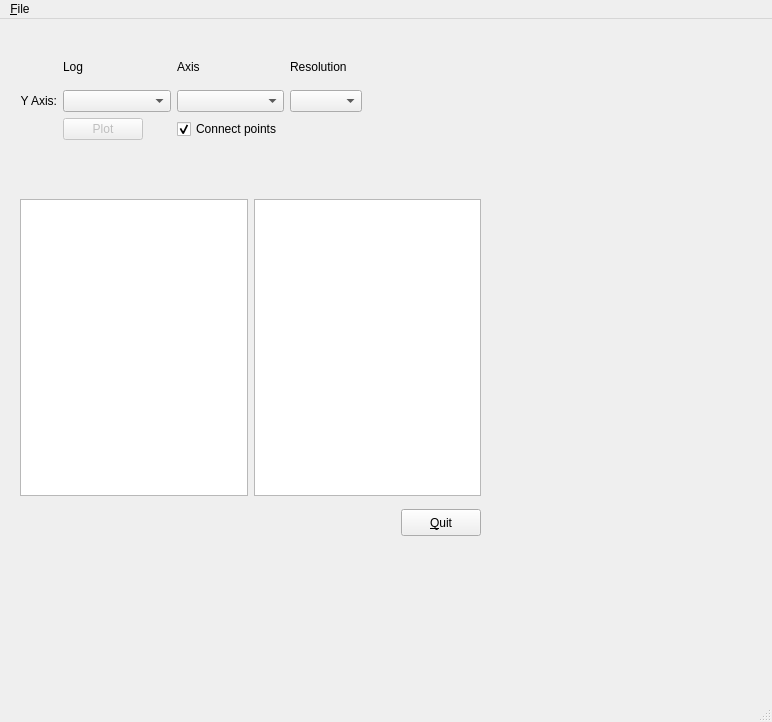
This is oldtimer.ui in sesotek/oldtimer as Qt 5 draws it before an edit. The edited form follows.
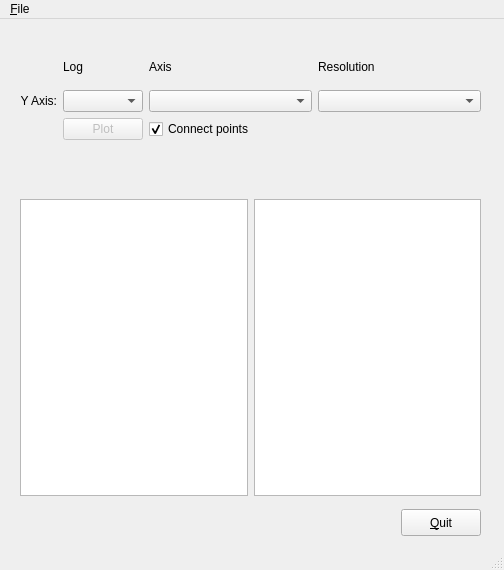
This is the edited form.

Commit message: Working well with summed rungs, sub, and big steps!

What changed in the file:
```diff
--- a/oldtimer.ui
+++ b/oldtimer.ui
@@ -6,8 +6,8 @@
    <rect>
     <x>0</x>
     <y>0</y>
-    <width>772</width>
-    <height>722</height>
+    <width>504</width>
+    <height>570</height>
    </rect>
   </property>
   <property name="sizePolicy">
@@ -62,11 +62,11 @@
      <rect>
       <x>20</x>
       <y>30</y>
-      <width>342</width>
+      <width>461</width>
       <height>91</height>
      </rect>
     </property>
-    <layout class="QGridLayout" name="gridLayoutPlotSettings" columnstretch="0,0,0,0">
+    <layout class="QGridLayout" name="gridLayoutPlotSettings" rowstretch="0,0,0" columnstretch="0,0,1,1">
      <property name="sizeConstraint">
       <enum>QLayout::SetMinimumSize</enum>
      </property>
@@ -228,7 +228,7 @@
     <rect>
      <x>0</x>
      <y>0</y>
-     <width>772</width>
+     <width>504</width>
      <height>25</height>
     </rect>
    </property>
```
The commit also changes 2 other files.
